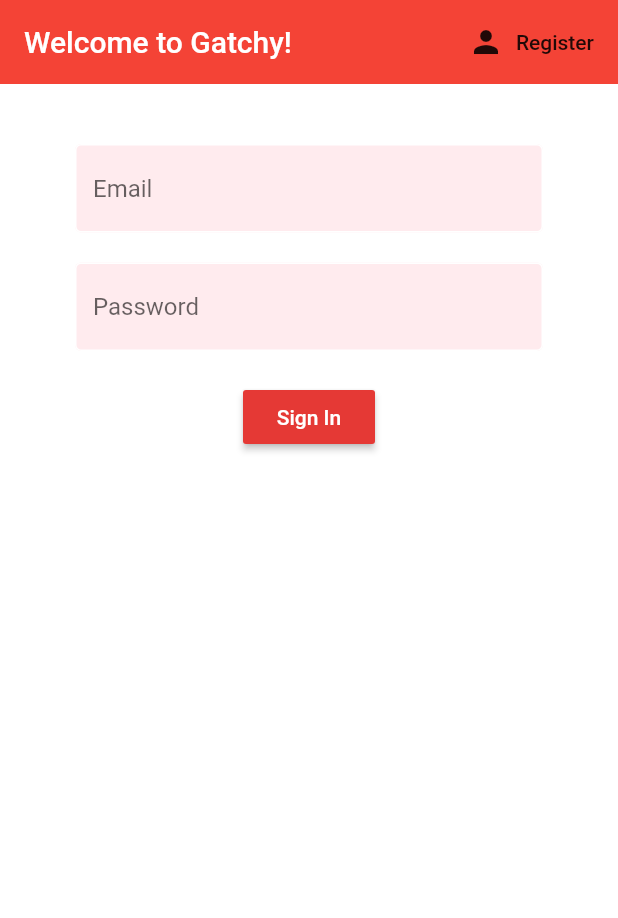
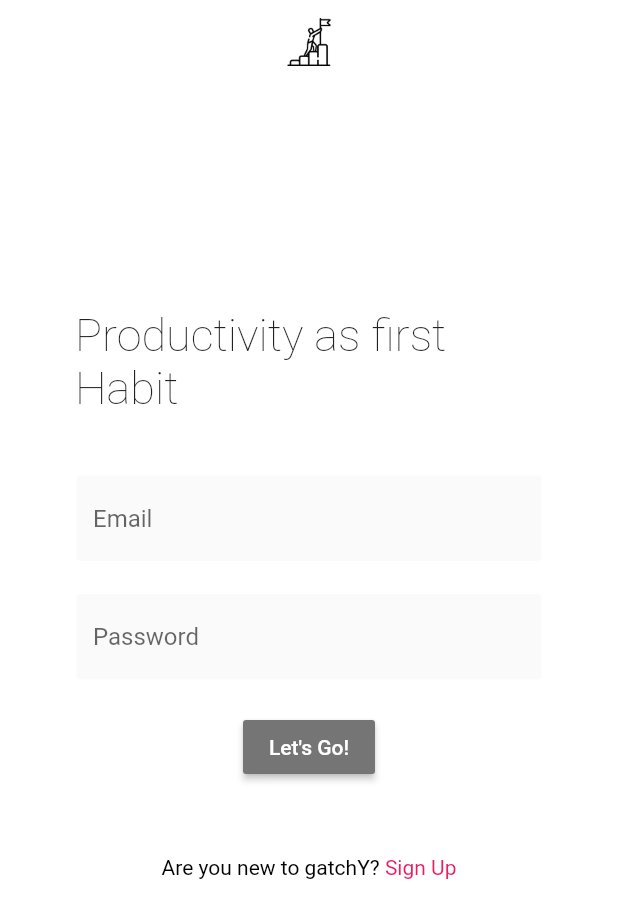
Before and after one commit to bri-shin/gatchy_work, a Flutter app: the screen it shows after launch, on a phone screen of 412 x 824 dp. Shown: the top 918 px of the screen. Run offline on Flutter 3.47's test engine with Material 2 defaults, Android fonts, the phone set to English and light mode, and no system bars; our stand-ins replace cloud_firestore, firebase_auth, flutter_spinkit; accounts and stored records are empty.

Commit message:
login, register design implemented

```diff
--- a/lib/main.dart
+++ b/lib/main.dart
@@ -13,7 +13,7 @@
     return StreamProvider<User>.value(
       // creating an instance of authservice and accessing 'user' stream
       value: AuthService().user,
-      child: MaterialApp(home: Wrapper()),
+      child: MaterialApp(home: Wrapper(),debugShowCheckedModeBanner: false, ),
     );
   }
 }
--- /dev/null
+++ b/lib/models/colors.dart
@@ -0,0 +1,5 @@
+class Loading {
+  final background = "white";
+  final loader = "grey[800]";
+
+}
--- a/lib/screens/authenticate/sign_in.dart
+++ b/lib/screens/authenticate/sign_in.dart
@@ -1,3 +1,4 @@
+import 'package:flutter/gestures.dart';
 import "package:flutter/material.dart";
 import 'package:gatchy_work/services/auth.dart';
 import 'package:gatchy_work/shared/constants.dart';
@@ -25,58 +26,67 @@
 
   @override
   Widget build(BuildContext context) {
-    return loading? Loading() : Scaffold(
+    return loading
+        ? Loading()
+        : Scaffold(
             backgroundColor: Colors.white,
             appBar: AppBar(
-        backgroundColor: Colors.red,
+              backgroundColor: Colors.white,
               elevation: 0.0,
-        title: Text('Welcome to Gatchy!'),
-        actions: <Widget>[
-          FlatButton.icon(
-            icon: Icon(Icons.person),
-            label: Text("Register"),
-            onPressed: () {
-              widget.toggleView();
-            },
+              title:
+                  Row(mainAxisAlignment: MainAxisAlignment.center, children: [
+                Image.asset(
+                  'assets/icons/goal.png',
+                  fit: BoxFit.contain,
+                  height: 32,
                 )
-        ],
+              ]),
             ),
             body: Container(
-        padding: EdgeInsets.symmetric(vertical: 20.0, horizontal: 50),
-        child: Form(
+              padding: EdgeInsets.symmetric(vertical: 150.0, horizontal: 50),
+              child: Column(children: <Widget>[
+                Text("Productivity as first Habit",
+                    style: new TextStyle(
+                      fontWeight: FontWeight.w200,
+                      fontSize: 30.0,
+                    )),
+                SizedBox(height: 20.0),
+                Form(
                     key: _formKey,
                     child: Column(children: <Widget>[
                       SizedBox(height: 20.0),
                       TextFormField(
                           decoration: textInputDecoration.copyWith(
-                    hintText: 'Email', fillColor: Colors.red[50]),
-                validator: (val) => val.isEmpty ? 'Enter an email' : null,
+                              hintText: 'Email', fillColor: Colors.grey[50]),
+                          validator: (val) =>
+                              val.isEmpty ? 'Enter an email' : null,
                           onChanged: (val) {
                             setState(() => email = val);
                           }),
                       SizedBox(height: 20.0),
                       TextFormField(
                           decoration: textInputDecoration.copyWith(
-                    hintText: 'Password', fillColor: Colors.red[50]),
-                validator: (val) =>
-                    val.length < 6 ? 'Password must be 6+ characters' : null,
+                              hintText: 'Password', fillColor: Colors.grey[50]),
+                          validator: (val) => val.length < 6
+                              ? 'Password must be 6+ characters'
+                              : null,
                           obscureText: true,
                           onChanged: (val) {
                             setState(() => password = val);
                           }),
                       SizedBox(height: 20.0),
                       RaisedButton(
-                color: Colors.red[600],
+                          color: Colors.grey[600],
                           child: Text(
-                  'Sign In',
+                            'Let\'s Go!',
                             style: TextStyle(color: Colors.white),
                           ),
                           onPressed: () async {
                             // Validating form input
                             if (_formKey.currentState.validate()) {
                               setState(() => loading = true);
-                    dynamic result =
-                        await _auth.signInWithEmailAndPassword(email, password);
+                              dynamic result = await _auth
+                                  .signInWithEmailAndPassword(email, password);
                               if (result == null) {
                                 setState(() {
                                   error = 'Incorrect Credentials';
@@ -86,9 +96,29 @@
                             }
                           }),
                       SizedBox(height: 12.0),
-            Text(error, style: TextStyle(color: Colors.red, fontSize: 14.0))
+                      Text(error,
+                          style: TextStyle(color: Colors.red, fontSize: 14.0)),
+                      SizedBox(height: 20.0),
+                      RichText(
+                        text: new TextSpan(
+                          children: [
+                            new TextSpan(
+                              text: 'Are you new to gatchY? ',
+                              style: new TextStyle(color: Colors.black),
+                            ),
+                            new TextSpan(
+                              text: 'Sign Up',
+                              style: new TextStyle(color: Colors.pink[500]),
+                              recognizer: new TapGestureRecognizer()
+                                ..onTap = () {
+                                  widget.toggleView();
+                                },
+                            ),
+                          ],
+                        ),
+                      ),
+                    ])),
               ]),
-        ),
             ),
           );
   }
--- a/lib/services/database.dart
+++ b/lib/services/database.dart
@@ -31,4 +31,6 @@
   Stream<List<Goal>> get goals {
     return gatchyUser.snapshots().map(_goalListFromSnapshot);
   }
+
+  // get user doc stream
 }
--- a/lib/shared/loading.dart
+++ b/lib/shared/loading.dart
@@ -5,10 +5,10 @@
   @override
   Widget build(BuildContext context) {
     return Container(
-        color: Colors.red[400],
+        color: Colors.white,
         child: Center(
           child: SpinKitChasingDots(
-            color: Colors.white,
+            color: Colors.grey[700],
             size: 50.0,
           ),
         ));
--- a/pubspec.yaml
+++ b/pubspec.yaml
@@ -31,6 +31,7 @@
   cloud_firestore: ^0.13.3
   provider: ^4.0.4
   flutter_spinkit: "^4.1.2"
+  url_launcher: "5.4.2"
 
 # For information on the generic Dart part of this file, see the
 # following page: https://dart.dev/tools/pub/pubspec
@@ -47,7 +48,8 @@
   # assets:
   #  - images/a_dot_burr.jpeg
   #  - images/a_dot_ham.jpeg
-
+  assets:
+    - assets/icons/
   # An image asset can refer to one or more resolution-specific "variants", see
   # https://flutter.dev/assets-and-images/#resolution-aware.
 
```
Also changed, not shown: lib/screens/authenticate/register.dart (+47 -17 lines), lib/screens/home/setting_form.dart (+11 -2 lines), assets/icons/account.png (added), assets/icons/back.png (added), assets/icons/calendar.png (added), assets/icons/edit.png (added), assets/icons/email_logo.png (added), assets/icons/facebook_logo.png (added), assets/icons/goal.png (added), assets/icons/google_logo.png (added), assets/icons/home.png (added), assets/icons/team.png (added), pubspec.lock. Lines whose indentation alone changed are shown as unchanged.
